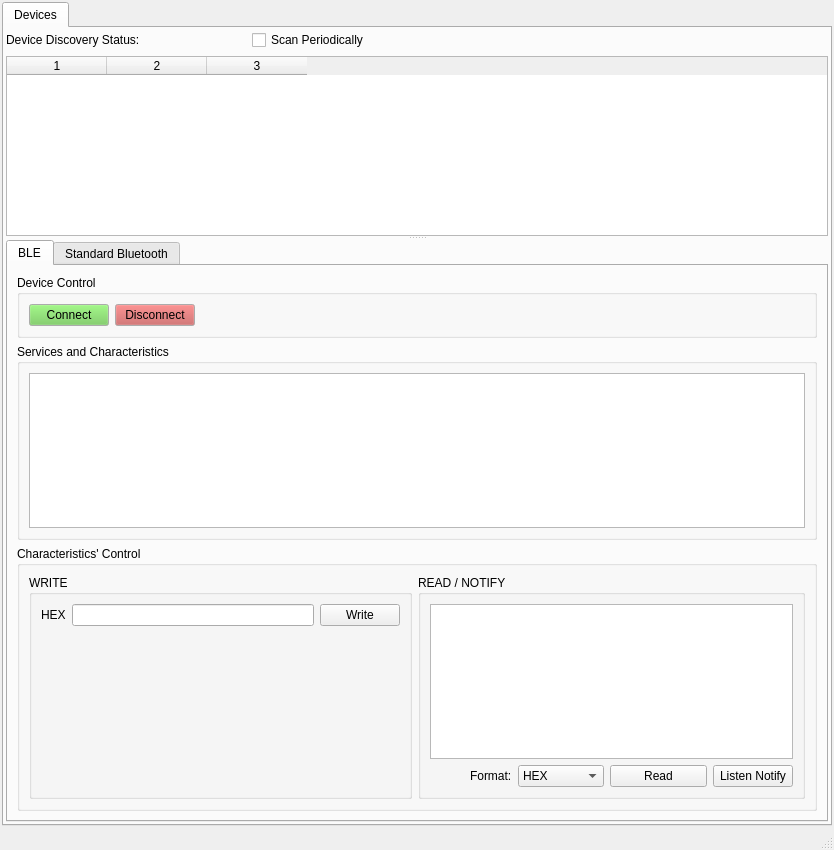
Old version of the form mainwindow.ui in the repository vladimir-vakhter/ble-basestation-app.
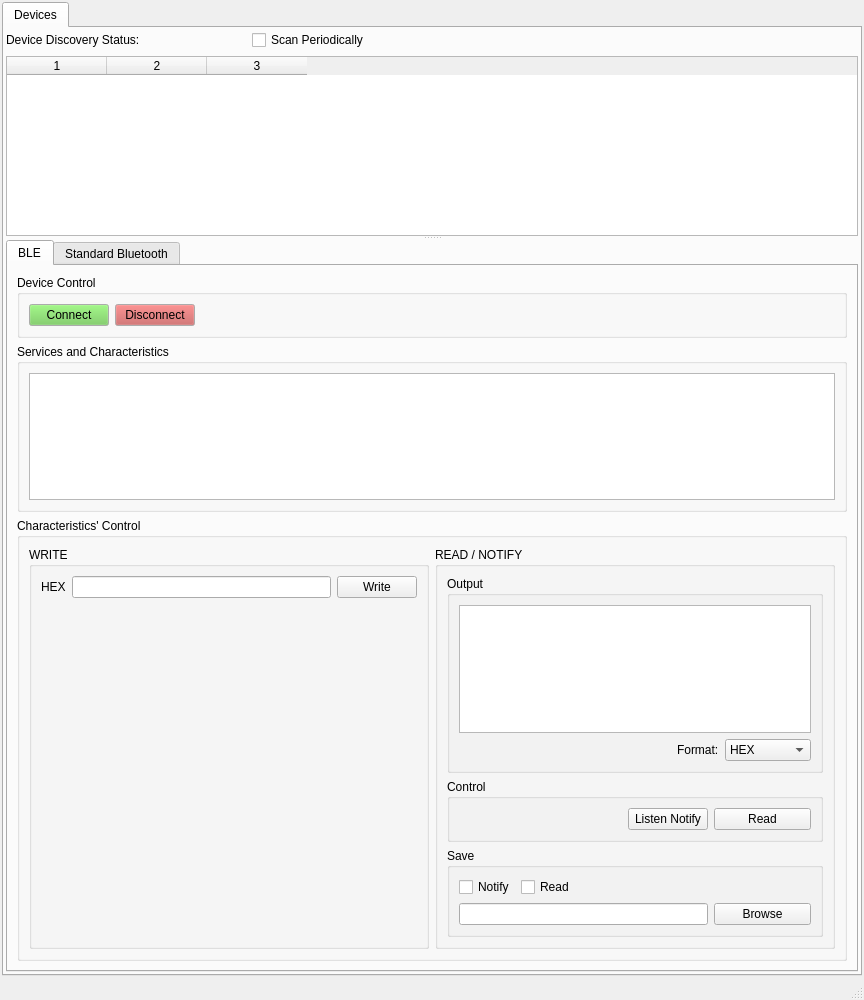
New version of the form.

```diff
--- a/mainwindow.ui
+++ b/mainwindow.ui
@@ -6,8 +6,8 @@
    <rect>
     <x>0</x>
     <y>0</y>
-    <width>834</width>
-    <height>850</height>
+    <width>864</width>
+    <height>1000</height>
    </rect>
   </property>
   <property name="sizePolicy">
@@ -366,6 +366,12 @@
                     </property>
                     <layout class="QVBoxLayout" name="verticalLayout_3">
                      <item>
+                      <widget class="QGroupBox" name="groupBox_4">
+                       <property name="title">
+                        <string>Output</string>
+                       </property>
+                       <layout class="QVBoxLayout" name="verticalLayout_6">
+                        <item>
                       <widget class="QPlainTextEdit" name="outputPlainTextEdit">
                        <property name="sizePolicy">
                         <sizepolicy hsizetype="Expanding" vsizetype="Minimum">
@@ -385,7 +391,7 @@
                       </widget>
                      </item>
                      <item>
-                      <layout class="QHBoxLayout" name="horizontalLayout">
+                         <layout class="QHBoxLayout" name="horizontalLayout_7">
                        <item>
                         <spacer name="horizontalSpacer_4">
                          <property name="orientation">
@@ -425,18 +431,29 @@
                          </item>
                         </widget>
                        </item>
+                         </layout>
+                        </item>
+                       </layout>
+                      </widget>
+                     </item>
                        <item>
-                        <widget class="QPushButton" name="bleCharacteristicReadPushButton">
-                         <property name="minimumSize">
+                      <widget class="QGroupBox" name="groupBox_5">
+                       <property name="title">
+                        <string>Control</string>
+                       </property>
+                       <layout class="QHBoxLayout" name="horizontalLayout_12">
+                        <item>
+                         <spacer name="horizontalSpacer_6">
+                          <property name="orientation">
+                           <enum>Qt::Horizontal</enum>
+                          </property>
+                          <property name="sizeHint" stdset="0">
                           <size>
-                           <width>97</width>
-                           <height>0</height>
-                          </size>
-                         </property>
-                         <property name="text">
-                          <string>Read</string>
-                         </property>
-                        </widget>
+                            <width>40</width>
+                            <height>20</height>
+                           </size>
+                          </property>
+                         </spacer>
                        </item>
                        <item>
                         <widget class="QPushButton" name="listenNotifyPushButton">
@@ -445,7 +462,81 @@
                          </property>
                         </widget>
                        </item>
-                      </layout>
+                        <item>
+                         <widget class="QPushButton" name="bleCharacteristicReadPushButton">
+                          <property name="minimumSize">
+                           <size>
+                            <width>97</width>
+                            <height>0</height>
+                           </size>
+                          </property>
+                          <property name="text">
+                           <string>Read</string>
+                          </property>
+                         </widget>
+                        </item>
+                       </layout>
+                      </widget>
+                     </item>
+                     <item>
+                      <widget class="QGroupBox" name="groupBox_3">
+                       <property name="title">
+                        <string>Save</string>
+                       </property>
+                       <layout class="QVBoxLayout" name="verticalLayout_9">
+                        <item>
+                         <layout class="QHBoxLayout" name="horizontalLayout_9">
+                          <item>
+                           <widget class="QCheckBox" name="checkBox_2">
+                            <property name="text">
+                             <string>Notify</string>
+                            </property>
+                           </widget>
+                          </item>
+                          <item>
+                           <widget class="QCheckBox" name="checkBox">
+                            <property name="text">
+                             <string>Read</string>
+                            </property>
+                           </widget>
+                          </item>
+                          <item>
+                           <spacer name="horizontalSpacer_5">
+                            <property name="orientation">
+                             <enum>Qt::Horizontal</enum>
+                            </property>
+                            <property name="sizeHint" stdset="0">
+                             <size>
+                              <width>40</width>
+                              <height>20</height>
+                             </size>
+                            </property>
+                           </spacer>
+                          </item>
+                         </layout>
+                        </item>
+                        <item>
+                         <layout class="QHBoxLayout" name="horizontalLayout_10">
+                          <item>
+                           <widget class="QLineEdit" name="lineEdit"/>
+                          </item>
+                          <item>
+                           <widget class="QPushButton" name="pushButton">
+                            <property name="minimumSize">
+                             <size>
+                              <width>97</width>
+                              <height>0</height>
+                             </size>
+                            </property>
+                            <property name="text">
+                             <string>Browse</string>
+                            </property>
+                           </widget>
+                          </item>
+                         </layout>
+                        </item>
+                       </layout>
+                      </widget>
                      </item>
                     </layout>
                    </widget>
```
Left out of the diff: 6 changed lines with no effect on the pictures. Lines whose indentation alone changed are shown as unchanged.
